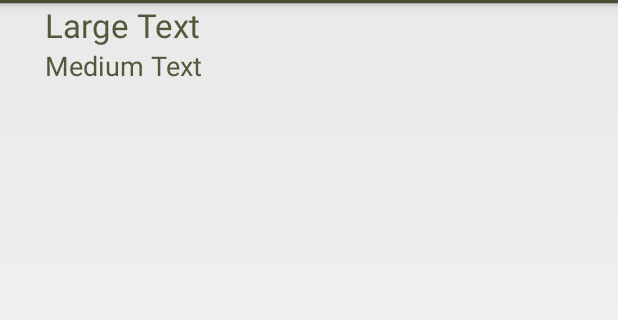
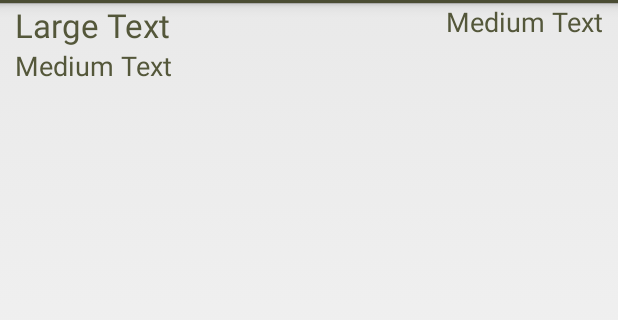
Before and after one commit to aciborowska/city-games-app, an Android app: the layout list_element_game.xml on its own in the app's theme, with its tools: preview values and no code run, on a phone screen of 412 x 824 dp, the part 69-389 px from its top. Run offline under Robolectric (Android 15) with nearby library versions, the phone set to English and light mode, and no system bars.

Commit message:
Added date for gamelist. Playing with locationService - to be tested.

```diff
--- a/app/src/main/java/com/wroclaw/citygames/citygamesapp/ui/GamesListFragment.java
+++ b/app/src/main/java/com/wroclaw/citygames/citygamesapp/ui/GamesListFragment.java
@@ -17,6 +17,7 @@ import com.wroclaw.citygames.citygamesapp.R;
 import com.wroclaw.citygames.citygamesapp.model.Game;
 import com.wroclaw.citygames.citygamesapp.model.Team;
 
+import java.text.SimpleDateFormat;
 import java.util.ArrayList;
 import java.util.List;
 import java.util.concurrent.TimeUnit;
@@ -121,11 +122,13 @@ public class GamesListFragment extends Fragment {
             }
             TextView scenarioName=(TextView)v.findViewById(R.id.game_name);
             TextView scenarioInfo = (TextView) v.findViewById(R.id.game_info);
+            TextView date = (TextView) v.findViewById(R.id.game_date);
 
             Game game = getGroup(groupPosition);
             String name = App.getScenarioDao().get(game.getScenarioId()).getName();
             scenarioName.setText(name);
             scenarioInfo.setText("Zdobyte punkty "+String.valueOf(game.getPoints()));
+            date.setText(new SimpleDateFormat("dd-MM-yyyy").format(game.getTimeStart()));
             return v;
         }
 
--- a/app/src/main/java/com/wroclaw/citygames/citygamesapp/ui/TaskFragment.java
+++ b/app/src/main/java/com/wroclaw/citygames/citygamesapp/ui/TaskFragment.java
@@ -157,7 +157,7 @@ public class TaskFragment extends Fragment implements View.OnClickListener, Obse
         Log.d(TAG, "refreshData ");
         Task task = MainTaskActivity.currentTask.getTask();
         if(task.getTaskId()== Globals.UPDATE_TASK){
-            Toast.makeText(App.getCtx(),"Zadanie jest nieaktualne, pobieram nowe",Toast.LENGTH_SHORT).show();
+            Toast.makeText(App.getCtx(),"Zadanie jest nieaktualne, pobieram nowe...",Toast.LENGTH_SHORT).show();
             progressBar.setVisibility(View.VISIBLE);
             getNextTask = new GetNextTask(RestUriBuilder.getCurrentTask());
             getNextTask.execute();
--- a/app/src/main/res/layout/list_element_game.xml
+++ b/app/src/main/res/layout/list_element_game.xml
@@ -4,10 +4,17 @@
     android:layout_height="match_parent">
 
     <LinearLayout
-        android:orientation="vertical"
+        android:orientation="horizontal"
         android:layout_width="match_parent"
         android:layout_height="wrap_content"
-        android:layout_marginLeft="30dp">
+        android:layout_marginLeft="10dp"
+        android:layout_marginRight="10dp">
+
+        <LinearLayout
+            android:orientation="vertical"
+            android:layout_width="wrap_content"
+            android:layout_height="wrap_content"
+            android:layout_weight="1">
 
             <TextView
                 android:layout_width="wrap_content"
@@ -26,4 +33,13 @@
                 android:textColor="@color/dark_brown"/>
         </LinearLayout>
 
+        <TextView
+            android:layout_width="wrap_content"
+            android:layout_height="wrap_content"
+            android:textAppearance="?android:attr/textAppearanceMedium"
+            android:text="Medium Text"
+            android:textColor="@color/dark_brown"
+            android:id="@+id/game_date" />
     </LinearLayout>
+
+</LinearLayout>
```
Also changed, not shown: app/src/main/java/com/wroclaw/citygames/citygamesapp/dao/TaskDao.java (+16 -0 lines), app/src/main/java/com/wroclaw/citygames/citygamesapp/service/LocationService.java (+18 -3 lines). Lines whose indentation alone changed are shown as unchanged.
